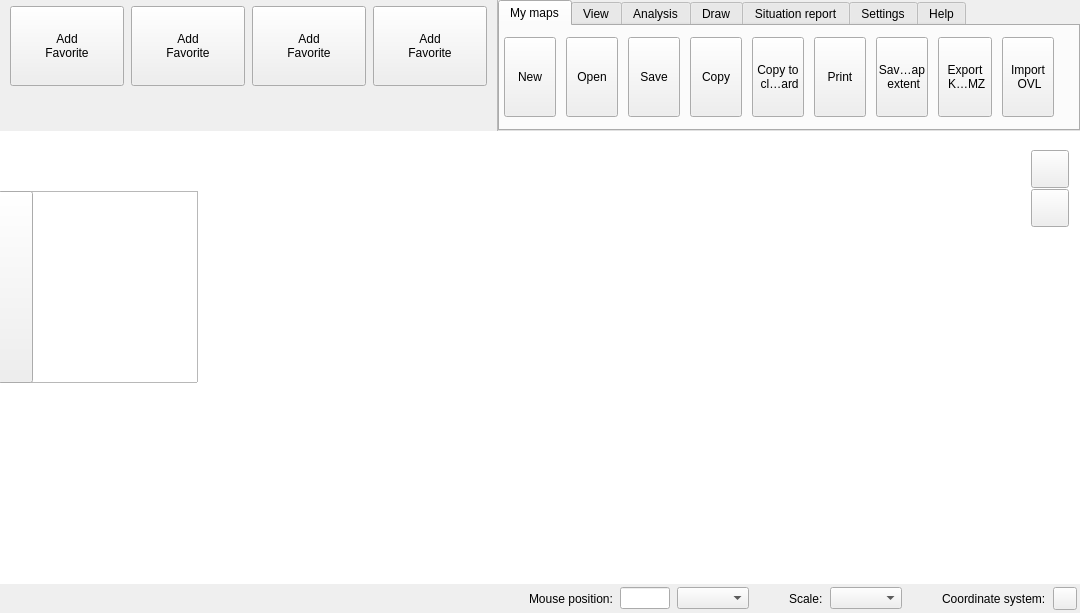
The window that src/ui/qgskadasmainwidgetbase.ui (kadas-albireo/kadas-albireo) describes before a commit, drawn with Qt 5.
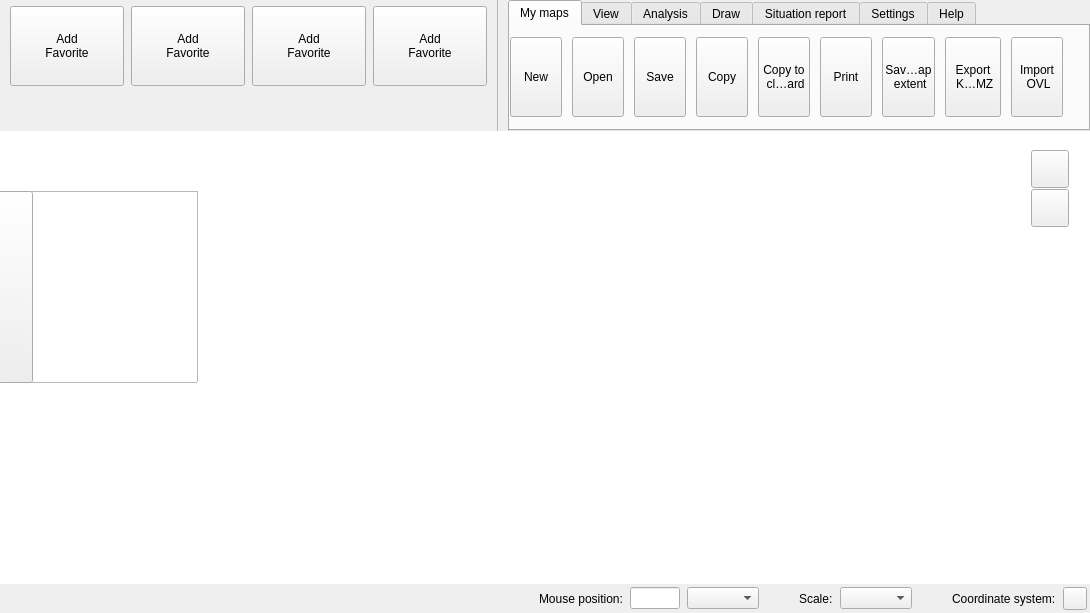
The same window after the commit. Icons and pictures are not drawn. Custom widgets are drawn as their Qt base class.

Commit message: margin from vertical line to ribbon fixed

```diff
--- a/src/ui/qgskadasmainwidgetbase.ui
+++ b/src/ui/qgskadasmainwidgetbase.ui
@@ -24,7 +24,7 @@
     <number>0</number>
    </property>
    <item row="0" column="0">
-    <layout class="QHBoxLayout" name="horizontalLayout_2" stretch="1,0,3">
+    <layout class="QHBoxLayout" name="horizontalLayout_2" stretch="1,0,0">
      <item>
       <layout class="QVBoxLayout" name="mFavouritesSearchLayout">
        <property name="sizeConstraint">
@@ -260,7 +260,10 @@
         <property name="margin">
          <number>0</number>
         </property>
-        <item row="0" column="0">
+        <property name="spacing">
+         <number>0</number>
+        </property>
+        <item row="0" column="1">
          <widget class="QTabWidget" name="mRibbonWidget">
           <property name="sizePolicy">
            <sizepolicy hsizetype="Expanding" vsizetype="Minimum">
@@ -292,7 +295,7 @@
            </attribute>
            <layout class="QGridLayout" name="gridLayout_2">
             <property name="leftMargin">
-             <number>4</number>
+             <number>0</number>
             </property>
             <property name="topMargin">
              <number>10</number>
@@ -1223,6 +1226,37 @@
           </widget>
          </widget>
         </item>
+        <item row="0" column="0">
+         <widget class="QFrame" name="mSeparatorFrameBackground">
+          <property name="sizePolicy">
+           <sizepolicy hsizetype="Fixed" vsizetype="Preferred">
+            <horstretch>0</horstretch>
+            <verstretch>0</verstretch>
+           </sizepolicy>
+          </property>
+          <property name="minimumSize">
+           <size>
+            <width>10</width>
+            <height>0</height>
+           </size>
+          </property>
+          <property name="maximumSize">
+           <size>
+            <width>10</width>
+            <height>16777215</height>
+           </size>
+          </property>
+          <property name="frameShape">
+           <enum>QFrame::NoFrame</enum>
+          </property>
+          <property name="frameShadow">
+           <enum>QFrame::Plain</enum>
+          </property>
+          <property name="lineWidth">
+           <number>0</number>
+          </property>
+         </widget>
+        </item>
        </layout>
       </widget>
      </item>
```
Left out of the diff: 3 changed lines with no effect on the pictures. The commit also changes 1 other file.
